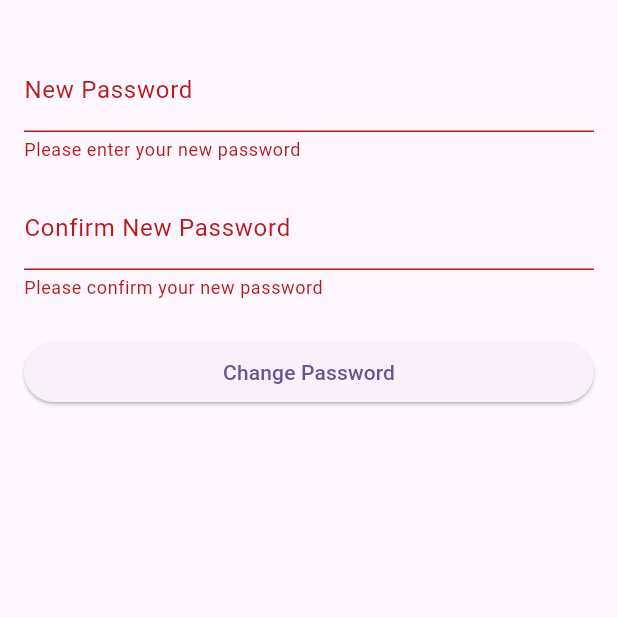
After one commit to ErikBerryl0930/front-end-tripify, a Flutter app: the ChangePasswordScreen screen opened directly, after a tap on "Change Password", on a phone screen of 412 x 824 dp, the top half of it. The commit adds this screen. Run offline on Flutter 3.47's test engine with Material 3 defaults, Android fonts, the phone set to English and light mode, and no system bars; our stand-ins replace after_layout, awesome_dialog, flutter_svg, google_fonts, shared_preferences; accounts and stored records are empty.

Commit message:
change password not done

```diff
--- a/lib/functions/navigation_services.dart
+++ b/lib/functions/navigation_services.dart
@@ -9,4 +9,10 @@ class NavigationServices {
       MaterialPageRoute(builder: (context) => page),
     );
   }
+
+  static Future push(Widget page) async {
+    await navigatorKey.currentState?.push(
+      MaterialPageRoute(builder: (context) => page),
+    );
+  }
 }
--- a/lib/views/home/section_profile.dart
+++ b/lib/views/home/section_profile.dart
@@ -9,6 +9,7 @@ import 'package:http/http.dart' as http;
 import 'package:tripify_app/model/user.dart';
 import 'package:tripify_app/views/login/login_screen.dart';
 import '../../functions/function_get.dart';
+import '../profile/change_password_screen.dart';
 
 class SectionProfile extends StatefulWidget {
   const SectionProfile({super.key});
@@ -105,7 +106,9 @@ class _SectionProfileState extends State<SectionProfile> {
                 ),
               ),
               GestureDetector(
-                onTap: () {},
+                onTap: () {
+                  NavigationServices.push(const ChangePasswordScreen());
+                },
                 child: Row(
                   children: <Widget>[
                     Icon(Icons.settings,
--- /dev/null
+++ b/lib/views/profile/change_password_screen.dart
@@ -0,0 +1,104 @@
+import 'package:flutter/material.dart';
+import 'package:http/http.dart' as http;
+
+import '../../functions/function_post.dart';
+import '../../functions/navigation_services.dart';
+import '../../functions/token_manager.dart';
+import '../home/home_screen.dart';
+
+class ChangePasswordScreen extends StatefulWidget {
+  const ChangePasswordScreen({super.key});
+
+  @override
+  State<ChangePasswordScreen> createState() => _ChangePasswordScreenState();
+}
+
+class _ChangePasswordScreenState extends State<ChangePasswordScreen> {
+  final _formKey = GlobalKey<FormState>();
+  final TextEditingController _newPasswordController = TextEditingController();
+  final TextEditingController _confNewPasswordController =
+      TextEditingController();
+
+  void _postChangePassword(String newPassword, String confNewPassword) async {
+    try {
+      Map<String, String> data = {
+        'newPassword': newPassword,
+        'confNewPassword': confNewPassword
+      };
+      http.Response response = await postApiChangePassword(data);
+
+      if (response.statusCode == 200) {
+        String? token = TokenManager.extractTokenFromResponse(response.body);
+        if (token != null) {
+          await TokenManager.saveToken(token);
+        } else {
+          print('Token not found in API response');
+        }
+        print('Data: $data'); // Mencetak data yang akan dikirim ke API
+        print(
+            'Response: ${response.statusCode} ${response.body}'); // Mencetak respon dari API
+        await NavigationServices.pushReplacement(const HomeScreen());
+      }
+    } catch (e) {
+      print('Error: $e');
+    }
+  }
+
+  @override
+  Widget build(BuildContext context) {
+    return Scaffold(
+      appBar: null,
+      body: Padding(
+        padding: const EdgeInsets.all(16.0),
+        child: Form(
+          key: _formKey,
+          child: Column(
+            crossAxisAlignment: CrossAxisAlignment.stretch,
+            children: <Widget>[
+              const SizedBox(height: 16.0),
+              TextFormField(
+                controller: _newPasswordController,
+                decoration: const InputDecoration(
+                  labelText: 'New Password',
+                ),
+                validator: (value) {
+                  if (value!.isEmpty) {
+                    return 'Please enter your new password';
+                  }
+                  // Add custom validation logic as needed
+                  return null;
+                },
+              ),
+              const SizedBox(height: 16.0),
+              TextFormField(
+                controller: _confNewPasswordController,
+                decoration: const InputDecoration(
+                  labelText: 'Confirm New Password',
+                ),
+                validator: (value) {
+                  if (value!.isEmpty) {
+                    return 'Please confirm your new password';
+                  }
+                  if (value != _newPasswordController.text) {
+                    return 'Passwords do not match';
+                  }
+                  return null;
+                },
+              ),
+              const SizedBox(height: 24.0),
+              ElevatedButton(
+                onPressed: () {
+                  if (_formKey.currentState!.validate()) {
+                    _postChangePassword(_newPasswordController.text,
+                        _confNewPasswordController.text);
+                  }
+                },
+                child: const Text('Change Password'),
+              ),
+            ],
+          ),
+        ),
+      ),
+    );
+  }
+}
```
Also changed, not shown: lib/functions/function_post.dart (+10 -0 lines), lib/views/register/register_screen.dart (+9 -3 lines).
